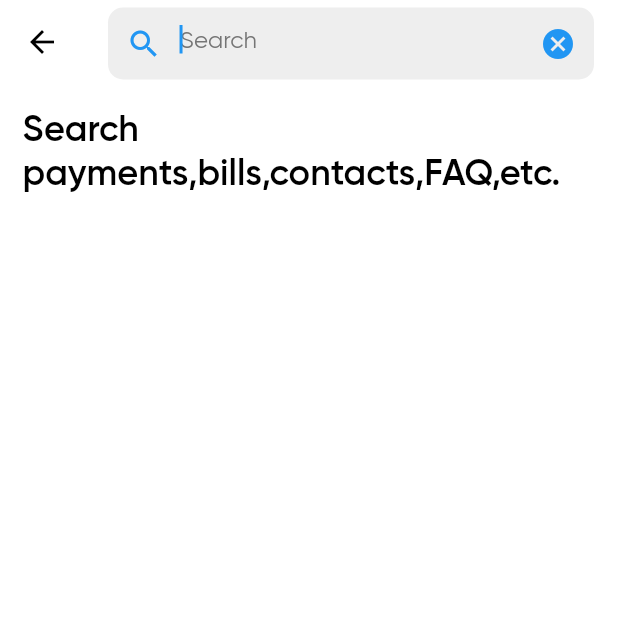
After one commit to lodestar-sr/fluency-bank, a Flutter app: the SearchScreen screen opened by its route, on a phone screen of 412 x 824 dp, the top half of it. The commit adds this screen. Run offline on Flutter 3.47's test engine with Material 2 defaults, Android fonts, the phone set to English and light mode, and no system bars; our stand-ins replace contacts_service, datetime_picker_formfield, email_validator, flutter_datetime_picker, flutter_masked_text, geolocator and 7 more; missing offline and left inert: flutter_cupertino_date_picker, grouped_buttons; accounts and stored records are empty.

Commit message:
Added search Screen

```diff
--- a/lib/views/app.dart
+++ b/lib/views/app.dart
@@ -1,3 +1,4 @@
+import 'package:fluencybank/views/dashboard/Accounts/SearchScreen.dart';
 import 'package:fluencybank/views/dashboard/Accounts/SeeallLastAction.dart';
 import 'package:fluencybank/views/dashboard/Accounts/account_details.dart';
 import 'package:fluencybank/views/dashboard/Accounts/accountcreated.dart';
@@ -99,6 +100,7 @@ class App extends StatelessWidget {
 
         'dashboard': (_) => Dashboard(),
         'accounts' : (_) => Accounts(),
+        'SearchScreen' : (_) => SearchScreen(),
         'add_acount': (_) => Addaccount(),
         'topupaccount': (_) => TopUpAccount(),
         'account_details': (_) => Account_details(),
--- /dev/null
+++ b/lib/views/dashboard/Accounts/SearchScreen.dart
@@ -0,0 +1,129 @@
+import 'package:fluencybank/views/theme.dart';
+import 'package:flutter/material.dart';
+
+class SearchScreen extends StatefulWidget {
+  SearchScreen({Key key}) : super(key: key);
+
+  @override
+  _SearchScreenState createState() => _SearchScreenState();
+}
+
+class _SearchScreenState extends State<SearchScreen> {
+  TextEditingController searchController = TextEditingController();
+  bool check = false;
+
+
+  @override
+  void initState() {
+    super.initState();
+   // searchController.addListener(validator());
+  }
+  validator()
+  {
+     var search = searchController.text;
+     print(search);
+     if (search.isEmpty) {
+       setState(() {
+         check = true;
+       });
+     } else {
+       setState(() {
+         check = false;
+       });
+     }
+  }
+  @override
+  Widget build(BuildContext context) {
+    return Scaffold(
+      appBar: AppBar(
+        title: Padding(
+          padding: const EdgeInsets.only(top :2.0),
+          child: GestureDetector(
+            onTap: () => FocusScope.of(context).requestFocus(new FocusNode()),
+                      child: Container(
+
+                                            child: TextFormField(
+                                              onChanged: (value) =>validator(),
+                                              onEditingComplete: validator(),
+                                              controller: searchController,
+
+                                              autofocus: true,
+                                              decoration: InputDecoration(
+
+                                                hintText: "Search",
+                                                hintStyle: AppStyles.font16
+                                                    .copyWith(
+                                                        color: Colors.grey[600]),
+                                                prefixIcon: Icon(Icons.search),
+                                                suffixIcon: IconButton(
+                                                  icon: Icon(Icons.cancel),
+                                                  onPressed: (){
+                                                    setState(() {
+                                                      searchController.text = "";
+                                                    });
+                                                  },
+                                                ),
+                                                border: InputBorder.none,
+                                              ),
+                                            ),
+                                            decoration: BoxDecoration(
+                                              borderRadius:
+                                                  BorderRadius.circular(10.0),
+                                              color: Colors.grey[200],
+                                            ),
+                                          ),
+          ),
+        ),
+        elevation: 0.0,
+        backgroundColor: Colors.white,
+        iconTheme: IconThemeData(
+          color: Colors.black, //change your color here
+        ),
+      ),
+      body: LayoutBuilder(
+          builder: (BuildContext context, BoxConstraints viewportConstraints) {
+        return GestureDetector(
+            onTap: () => FocusScope.of(context).requestFocus(new FocusNode()),
+            child: SingleChildScrollView(
+                child: ConstrainedBox(
+                    constraints: BoxConstraints(
+                      minHeight: viewportConstraints.maxHeight,
+                    ),
+                    child: IntrinsicHeight(
+                      child: Container(
+                        color: Colors.white,
+                        width: double.infinity,
+                        child: Padding(
+                          padding: const EdgeInsets.all(15.0),
+                          child: Visibility(
+                            visible: check,
+                                                      child: Column(
+                              crossAxisAlignment: CrossAxisAlignment.start,
+                              children: <Widget>[
+                               Text("Search payments,bills,contacts,FAQ,etc.",style:AppStyles.font24.copyWith(fontWeight:FontWeight.w600))
+                              ]
+                              ),
+                              replacement: Column(
+                                crossAxisAlignment: CrossAxisAlignment.start,
+                                children: <Widget>[
+                                  Image.asset("assets/images/noresult.png"),
+                                  Padding(
+                                    padding: EdgeInsets.only(top: 15),
+                                    child: Text("No results found.",style:AppStyles.font24.copyWith(fontWeight:FontWeight.w600)),
+                                  )
+                                ],
+                              ),
+                          )
+
+
+                            )
+                            )
+                            )
+                            )
+                            )
+                            );
+                            }
+                            )
+                            );
+  }
+}
--- a/lib/views/dashboard/Accounts/accounts.dart
+++ b/lib/views/dashboard/Accounts/accounts.dart
@@ -76,7 +76,6 @@ class _AccountsState extends State<Accounts> with TickerProviderStateMixin {
                 constraints: BoxConstraints(
                   minHeight: viewportConstraints.maxHeight,
                 ),
-
                 //Removed Intrinsic height
                 child: Stack(children: [
                   Image.asset(
@@ -126,7 +125,9 @@ class _AccountsState extends State<Accounts> with TickerProviderStateMixin {
                                       child: Image.asset(
                                           'assets/images/search-white.png',
                                           width: 24),
-                                      onTap: null,
+                                      onTap: (){
+                                        Navigator.of(context).pushNamed('SearchScreen');
+                                      },
                                     ),
                                   ),
                                   RaisedGradientButton(
```
Also changed, not shown: assets/images/noresult.png (added).
